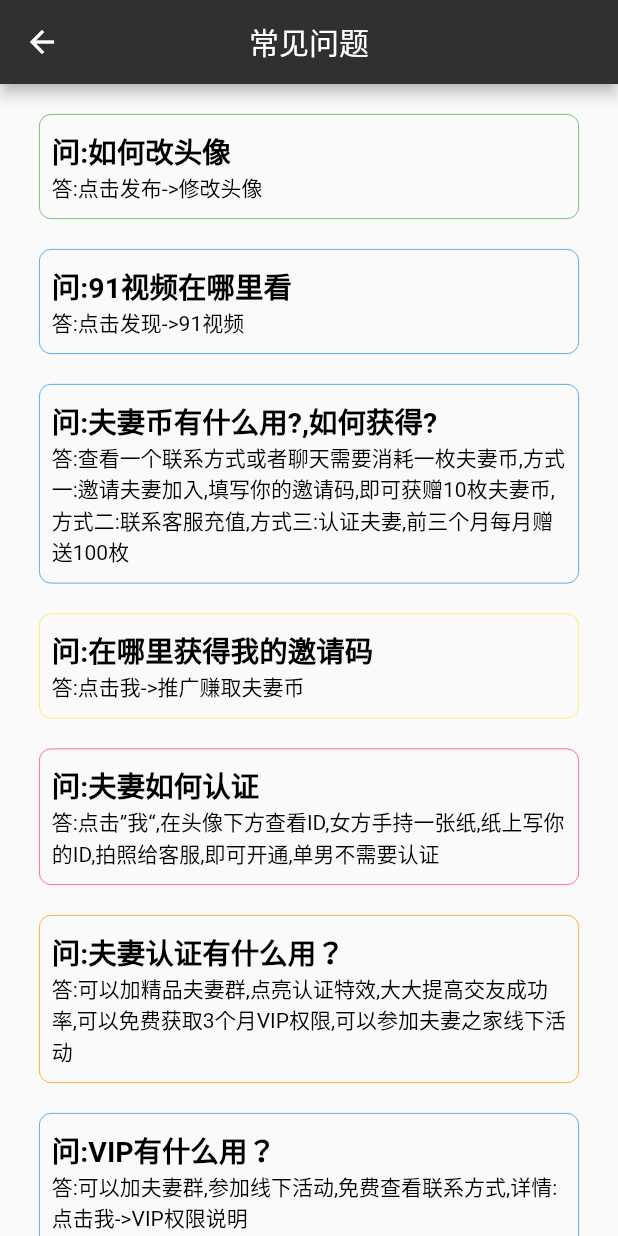
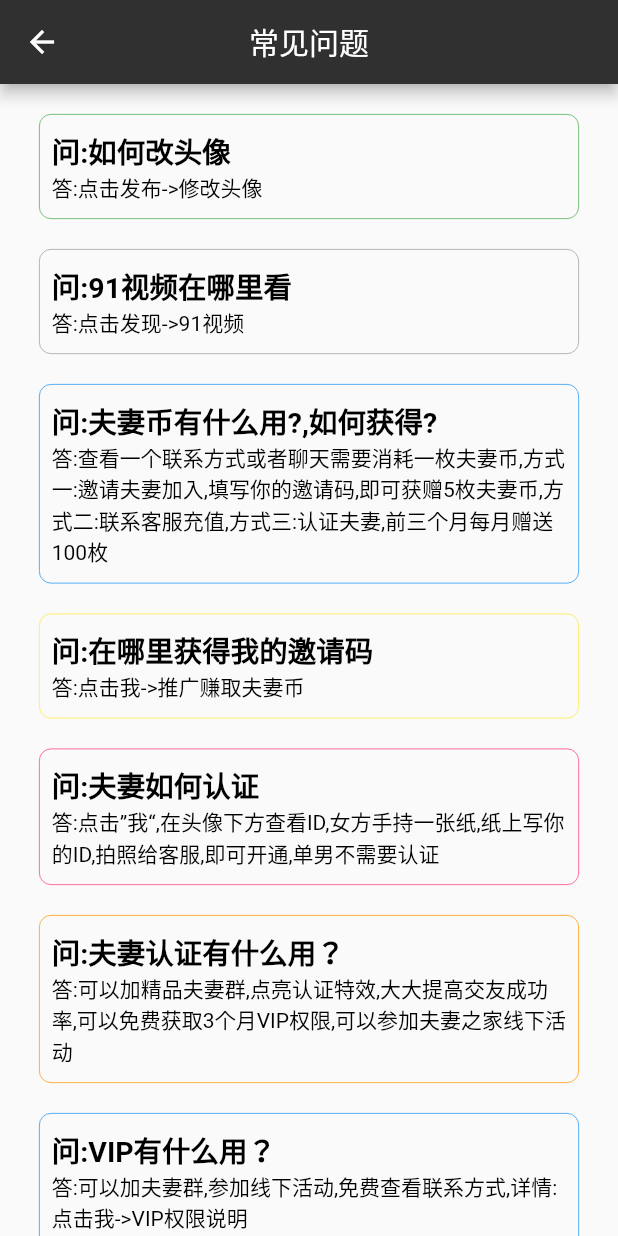
Before and after one commit to lisiyizu/flutter_fuqi, a Flutter app: the questionPage screen opened by its route, on a phone screen of 412 x 824 dp. Run offline on Flutter 3.47's test engine with Material 2 defaults, Android fonts, the phone set to English and light mode, and no system bars; our stand-ins replace cached_network_image, chewie, dio, fluttertoast, image_gallery_saver, image_picker and 3 more; missing offline and left inert: flutter_refresh; accounts and stored records are empty.

Commit message:
邀请加5枚

```diff
--- a/lib/my/questionPage.dart
+++ b/lib/my/questionPage.dart
@@ -56,8 +56,8 @@ class questionPage extends StatelessWidget {
             child: Column(
               children: <Widget>[
                 _buildTaskItem(Colors.green,"问:如何改头像","答:点击发布->修改头像"),
-                _buildTaskItem(Colors.blue,"问:91视频在哪里看","答:点击发现->91视频"),
-                _buildTaskItem(Colors.blue,"问:夫妻币有什么用?,如何获得?","答:查看一个联系方式或者聊天需要消耗一枚夫妻币,方式一:邀请夫妻加入,填写你的邀请码,即可获赠10枚夫妻币,方式二:联系客服充值,方式三:认证夫妻,前三个月每月赠送100枚"),
+                _buildTaskItem(Colors.grey,"问:91视频在哪里看","答:点击发现->91视频"),
+                _buildTaskItem(Colors.blue,"问:夫妻币有什么用?,如何获得?","答:查看一个联系方式或者聊天需要消耗一枚夫妻币,方式一:邀请夫妻加入,填写你的邀请码,即可获赠5枚夫妻币,方式二:联系客服充值,方式三:认证夫妻,前三个月每月赠送100枚"),
                 _buildTaskItem(Colors.yellow,"问:在哪里获得我的邀请码","答:点击我->推广赚取夫妻币"),
                 _buildTaskItem(Colors.pinkAccent,"问:夫妻如何认证","答:点击”我“,在头像下方查看ID,女方手持一张纸,纸上写你的ID,拍照给客服,即可开通,单男不需要认证"),
                 _buildTaskItem(Colors.orange,"问:夫妻认证有什么用？","答:可以加精品夫妻群,点亮认证特效,大大提高交友成功率,可以免费获取3个月VIP权限,可以参加夫妻之家线下活动"),
```
